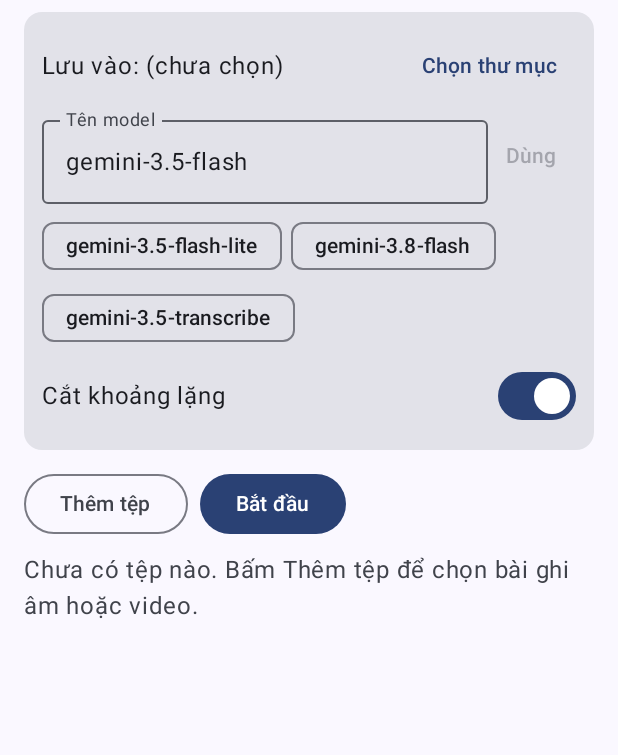
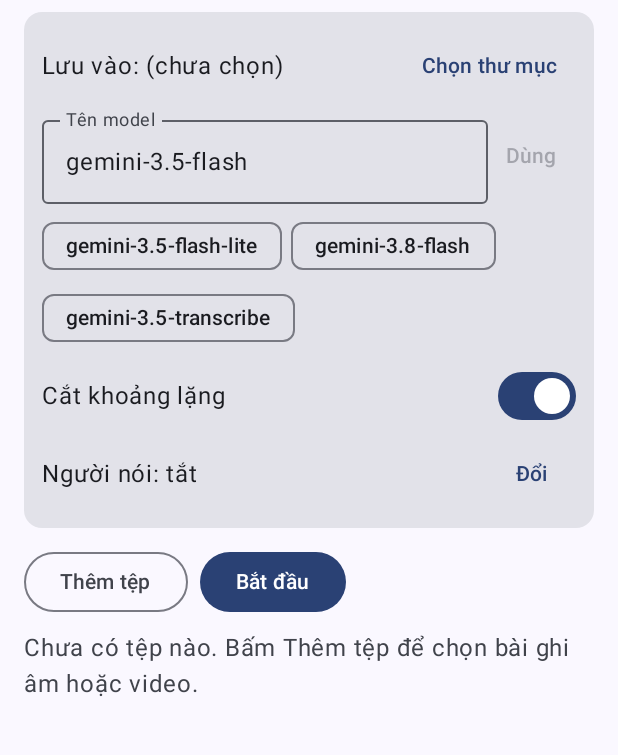
Before and after one commit to CozyCode890/GuzzMobile, an Android app built with Jetpack Compose: the screen it shows after launch (MainActivity), after a tap on "gemini-3.5-flash", on a phone screen of 412 x 824 dp, the part 420-1175 px from its top. Run offline under Robolectric (Android 15) with nearby library versions, the phone set to English and light mode, and no system bars; pictures from the network do not load.

Commit message:
Stage 5 F, H1: tách giọng trong hàng đợi, trang Người nói, thử trên máy ảo
- Hàng đợi dùng tách giọng trên máy (process :diarize); thông báo / màn hình Hàng đợi có bước "Nhận diện người nói";
  Gemini giả trả bản chép lời có tên, từ có mốc và nhãn spk_N; queue_debug.ps1 -Speakers đặt cách / model / số người.
- Trang Người nói rút gọn (D76): bật / tắt, 3 cách (khoá cách không hợp model), số người hoặc min–max, tên, làm mượt,
  lưu bản đồ; đổi model thì tự chuyển cách và báo (E5).
- Máy ảo guzz_15t: cả 3 cách trên L1_20m; L1_120m Dừng / Bắt đầu / giết app đều dùng lại phần đã tách giọng.
- Sửa: regex (?U) không chạy trên Android; tiến độ tách giọng về 0 khi làm tiếp.
- CLAUDE.md thêm lệnh Stage 5; giấy phép model ghi cho Stage 9. Còn G1–G2 trên Xiaomi 15T (chưa nối được máy).

Co-Authored-By: Claude Opus 5.5 <noreply@anthropic.com>

```diff
--- a/app/src/main/AndroidManifest.xml
+++ b/app/src/main/AndroidManifest.xml
@@ -54,6 +54,12 @@
         </provider>
 
         <activity
+            android:name=".SpeakersActivity"
+            android:exported="false"
+            android:label="@string/speakers_title"
+            android:windowSoftInputMode="adjustResize" />
+
+        <activity
             android:name=".GoogleAiActivity"
             android:exported="false"
             android:label="@string/google_ai_title"
--- a/app/src/main/kotlin/io/github/cozycode890/guzz/MainActivity.kt
+++ b/app/src/main/kotlin/io/github/cozycode890/guzz/MainActivity.kt
@@ -148,6 +148,8 @@ private fun QueueScreen(container: AppContainer, resumes: StateFlow<Int>) {
     val outputDir by container.settings.flow(SettingKeys.OUTPUT_DIR).collectAsState(initial = null)
     val model by container.settings.flow(SettingKeys.MODEL).collectAsState(initial = "")
     val trimSilence by container.settings.flow(SettingKeys.TRIM_SILENCE).collectAsState(initial = true)
+    val speakersOn by container.settings.flow(SettingKeys.SPEAKERS_ENABLED).collectAsState(initial = false)
+    val speakersMethod by container.settings.flow(SettingKeys.SPEAKERS_METHOD).collectAsState(initial = "")
     var hasKey by remember { mutableStateOf(true) }
     var message by remember { mutableStateOf<String?>(null) }
     var menuOpen by remember { mutableStateOf(false) }
@@ -228,6 +230,10 @@ private fun QueueScreen(container: AppContainer, resumes: StateFlow<Int>) {
                 Box {
                     TextButton(onClick = { menuOpen = true }) { Text("⋮") }
                     DropdownMenu(expanded = menuOpen, onDismissRequest = { menuOpen = false }) {
+                        DropdownMenuItem(text = { Text(stringResource(R.string.speakers_title)) }, onClick = {
+                            menuOpen = false
+                            context.startActivity(Intent(context, SpeakersActivity::class.java))
+                        })
                         DropdownMenuItem(text = { Text(stringResource(R.string.main_open_google_ai)) }, onClick = {
                             menuOpen = false
                             context.startActivity(Intent(context, GoogleAiActivity::class.java))
@@ -276,11 +282,17 @@ private fun QueueScreen(container: AppContainer, resumes: StateFlow<Int>) {
                 outputLabel = outputDir?.takeIf { it.isNotBlank() }?.let { Uri.parse(it).lastPathSegment?.substringAfter(':') ?: it },
                 model = model,
                 trimSilence = trimSilence,
+                speakersLabel = if (speakersOn) methodLabel(context, speakersMethod) else stringResource(R.string.speakers_off),
+                onSpeakers = { context.startActivity(Intent(context, SpeakersActivity::class.java)) },
                 onPickFolder = { pickFolder.launch(DOCUMENTS_HINT) },
                 onModel = { m ->
                     if (isValidModelName(m)) {
-                        scope.launch { container.settings.set(SettingKeys.MODEL, m) }
                         message = null
+                        scope.launch {
+                            container.settings.set(SettingKeys.MODEL, m)
+                            // E5: cách nhận diện không hợp model mới thì tự chuyển và báo.
+                            switchMethodForModel(context, container.settings, m)?.let { message = it }
+                        }
                     } else {
                         message = invalidModelMessage
                     }
@@ -340,6 +352,8 @@ private fun QuickSettings(
     outputLabel: String?,
     model: String,
     trimSilence: Boolean,
+    speakersLabel: String,
+    onSpeakers: () -> Unit,
     onPickFolder: () -> Unit,
     onModel: (String) -> Unit,
     onTrimSilence: (Boolean) -> Unit,
@@ -371,6 +385,13 @@ private fun QuickSettings(
             Row(verticalAlignment = Alignment.CenterVertically) {
                 Text(stringResource(R.string.queue_trim_silence), modifier = Modifier.weight(1f))
                 Switch(checked = trimSilence, onCheckedChange = onTrimSilence)
+            }
+            Row(verticalAlignment = Alignment.CenterVertically) {
+                Text(
+                    stringResource(R.string.queue_speakers, speakersLabel), modifier = Modifier.weight(1f),
+                    maxLines = 2, overflow = TextOverflow.Ellipsis,
+                )
+                TextButton(onClick = onSpeakers) { Text(stringResource(R.string.queue_speakers_open)) }
             }
         }
     }
--- a/app/src/main/res/values/strings.xml
+++ b/app/src/main/res/values/strings.xml
@@ -62,4 +62,26 @@
     <string name="transcript_title">Bản chép lời</string>
     <!-- %1$s: lỗi -->
     <string name="transcript_read_error">Không đọc được bản chép lời: %1$s</string>
+    <!-- Trang Người nói (Stage 5, D71, D76) -->
+    <string name="speakers_title">Người nói</string>
+    <string name="speakers_enabled">Nhận diện người nói</string>
+    <string name="speakers_off">tắt</string>
+    <string name="speakers_method">Cách nhận diện</string>
+    <string name="speakers_method_pyannote">Tách giọng trên máy + Prompt</string>
+    <string name="speakers_method_gemini">Gemini tự nhận diện</string>
+    <string name="speakers_method_hybrid">Kết hợp (trên máy + Gemini)</string>
+    <string name="speakers_locked_transcribe">Không dùng được với %1$s: model *-transcribe không nhận prompt và bản đồ người nói.</string>
+    <string name="speakers_locked_general">Không dùng được với %1$s: cần model *-transcribe (Google tách giọng / mốc từng từ).</string>
+    <string name="speakers_switched">Đã chuyển cách nhận diện sang “%1$s” vì %2$s không dùng được cách “%3$s”.</string>
+    <string name="speakers_count">Số người nói</string>
+    <string name="speakers_count_hint">Nên nhập số người nếu biết: không biết thì app tự đoán, kém chính xác hơn (bài nhiều người dễ ra thiếu người).</string>
+    <string name="speakers_num">Số người (0 = tự đoán)</string>
+    <string name="speakers_min">Ít nhất</string>
+    <string name="speakers_max">Nhiều nhất</string>
+    <string name="speakers_main_label">Tên người nói chính</string>
+    <string name="speakers_other_label">Tên người khác</string>
+    <string name="speakers_smooth">Làm mượt (trả mảnh ngắn về người nói chính)</string>
+    <string name="speakers_save_map">Lưu bản đồ người nói (.nguoi_noi.txt)</string>
+    <string name="queue_speakers">Người nói: %1$s</string>
+    <string name="queue_speakers_open">Đổi</string>
 </resources>
--- a/core/speaker/src/main/kotlin/io/github/cozycode890/guzz/core/speaker/Speaker.kt
+++ b/core/speaker/src/main/kotlin/io/github/cozycode890/guzz/core/speaker/Speaker.kt
@@ -291,9 +291,11 @@ object Speakers {
     // ------------------------------------------------------------------ đọc bản chép lời của model đa năng
 
     private const val S = PY_SPACE_CLASS
-    // (?U): `\d` của Python với str nhận cả chữ số Unicode.
+    // `\d` của Python với str nhận cả chữ số Unicode: viết rõ `\p{Nd}`, vì Java chỉ hiểu `\d` là ASCII còn regex ICU của
+    // Android không nhận cờ `(?U)` (PatternSyntaxException lúc chạy trên máy).
+    private const val D = "\\p{Nd}"
     private val LEADING_TIMESTAMP = Regex(
-        "(?U)^$S*[\\[(]$S*(?:(\\d{1,2}):)?(\\d{1,3}):(\\d{2})(?:[.,]\\d+)?$S*[\\])]$S*",
+        "^$S*[\\[(]$S*(?:($D{1,2}):)?($D{1,3}):($D{2})(?:[.,]$D+)?$S*[\\])]$S*",
     )
     private val SPEAKER_PREFIX = Regex("^$S*\\**$S*([^:\\n]{1,40}?)$S*\\**$S*:$S*\\**$S*")
 
--- a/feature/queue/src/main/kotlin/io/github/cozycode890/guzz/feature/queue/QueueController.kt
+++ b/feature/queue/src/main/kotlin/io/github/cozycode890/guzz/feature/queue/QueueController.kt
@@ -10,6 +10,7 @@ import io.github.cozycode890.guzz.core.common.settings.Settings
 import io.github.cozycode890.guzz.core.gemini.ChunkTranscriber
 import io.github.cozycode890.guzz.core.gemini.QuotaTracker
 import io.github.cozycode890.guzz.core.pipeline.DirectoryOutputFolder
+import io.github.cozycode890.guzz.core.diarization.AndroidSpeakerDiarizer
 import io.github.cozycode890.guzz.core.pipeline.FilePipeline
 import io.github.cozycode890.guzz.core.pipeline.OutputFolder
 import io.github.cozycode890.guzz.core.pipeline.PipelineConfig
@@ -50,7 +51,10 @@ class QueueController(
     /** Gốc thư mục tạm (mục "Mặc định kỹ thuật"): không phải `cacheDir`, hệ thống không tự xoá; `adb pull` xem được. */
     val tempRoot = File(context.getExternalFilesDir(null) ?: context.filesDir, "tmp")
 
-    private val pipeline = FilePipeline(tempRoot, logger)
+    // Tách giọng trên máy (Stage 5): sherpa-onnx trong process :diarize, Dừng thì giết process đó.
+    private val pipeline = FilePipeline(
+        tempRoot, logger, diarizer = AndroidSpeakerDiarizer(context, log = { logger.info(it) }),
+    )
 
     private val env = object : QueueEnvironment {
         override suspend fun loadConfig() = PipelineConfig.load(settings)
--- a/feature/queue/src/main/kotlin/io/github/cozycode890/guzz/feature/queue/QueueService.kt
+++ b/feature/queue/src/main/kotlin/io/github/cozycode890/guzz/feature/queue/QueueService.kt
@@ -325,6 +325,9 @@ class QueueService : Service() {
             Stage.CLEAN.code -> context.getString(
                 R.string.queue_detail_audio, item.step ?: "", (item.progress / 0.15 * 100).coerceAtMost(100.0).roundToInt(),
             )
+            Stage.DIARIZE.code -> context.getString(
+                R.string.queue_detail_diarize, ((item.progress - 0.15) / 0.2 * 100).coerceIn(0.0, 100.0).roundToInt(),
+            )
             Stage.TRANSCRIBE.code -> if (item.chunk != null && item.chunkTotal != null) {
                 context.getString(R.string.queue_detail_chunk, item.chunk, item.chunkTotal, item.model ?: "")
             } else {
--- a/feature/queue/src/main/res/values/strings.xml
+++ b/feature/queue/src/main/res/values/strings.xml
@@ -11,6 +11,7 @@
     <string name="queue_detail_audio">Xử lý âm thanh: %1$s %2$d%%</string>
     <!-- %1$d / %2$d: đoạn, %3$s: model -->
     <string name="queue_detail_chunk">Đoạn %1$d/%2$d · %3$s</string>
+    <string name="queue_detail_diarize">Nhận diện người nói %1$d%%</string>
     <string name="queue_detail_transcribe">Đang chép lời</string>
     <string name="queue_detail_merge">Đang ghép bản chép lời</string>
     <string name="queue_done_title">Guzz: hàng đợi xong</string>
```
Also changed, not shown: app/src/debug/kotlin/io/github/cozycode890/guzz/debug/QueueDebugReceiver.kt (+21 -0 lines), app/src/main/kotlin/io/github/cozycode890/guzz/SpeakersActivity.kt (added, +211 -0 lines), core/speaker/src/main/kotlin/io/github/cozycode890/guzz/core/speaker/ChunkedDiarization.kt (+8 -4 lines), feature/queue/src/main/kotlin/io/github/cozycode890/guzz/feature/queue/FakeTranscriber.kt (+42 -1 lines), 7 other files.
